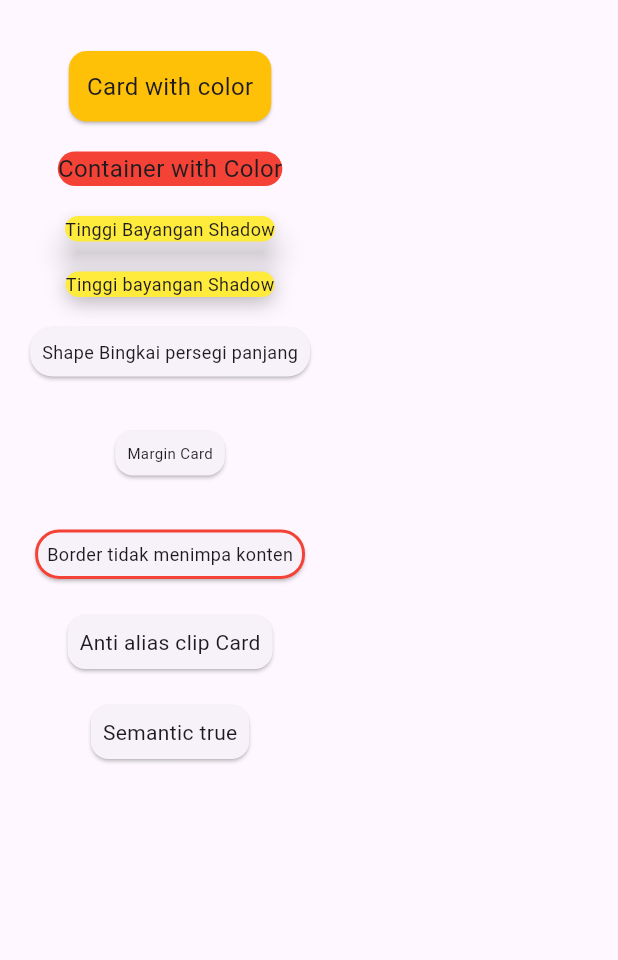
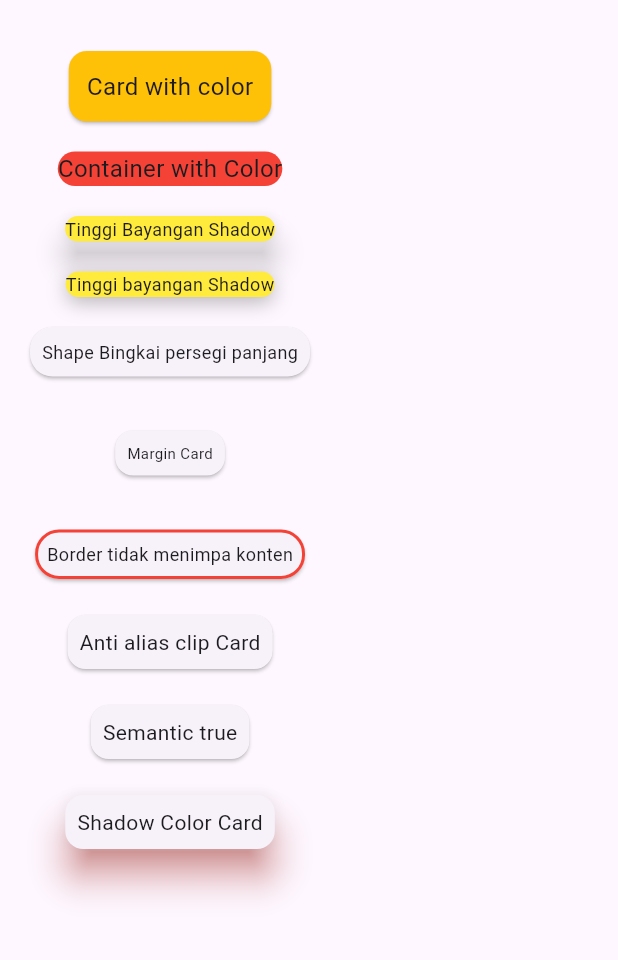
Before and after one commit to Frientia/tugas_week_8_1123150114, a Flutter app: the screen it shows after launch, on a phone screen of 412 x 824 dp, the part 63-1023 px from its top. Run offline on Flutter 3.47's test engine with Material 3 defaults, Android fonts, the phone set to English and light mode, and no system bars.

Commit message:
menambahkan Card Dengan Shadow Color

```diff
--- a/lib/pages/page_card_01.dart
+++ b/lib/pages/page_card_01.dart
@@ -97,6 +97,16 @@ class MyPages extends StatelessWidget {
                 child: Text("Semantic true", style: TextStyle(fontSize: 14)),
               ),
             ),
+            SizedBox(height: 16),
+
+            Card(
+              shadowColor: Colors.red,
+              elevation: 10,
+              child: Padding(
+                padding: EdgeInsets.all(8),
+                child: Text("Shadow Color Card", style: TextStyle(fontSize: 14)),
+              ),
+            ),
           ],
         ),
       ),
```
